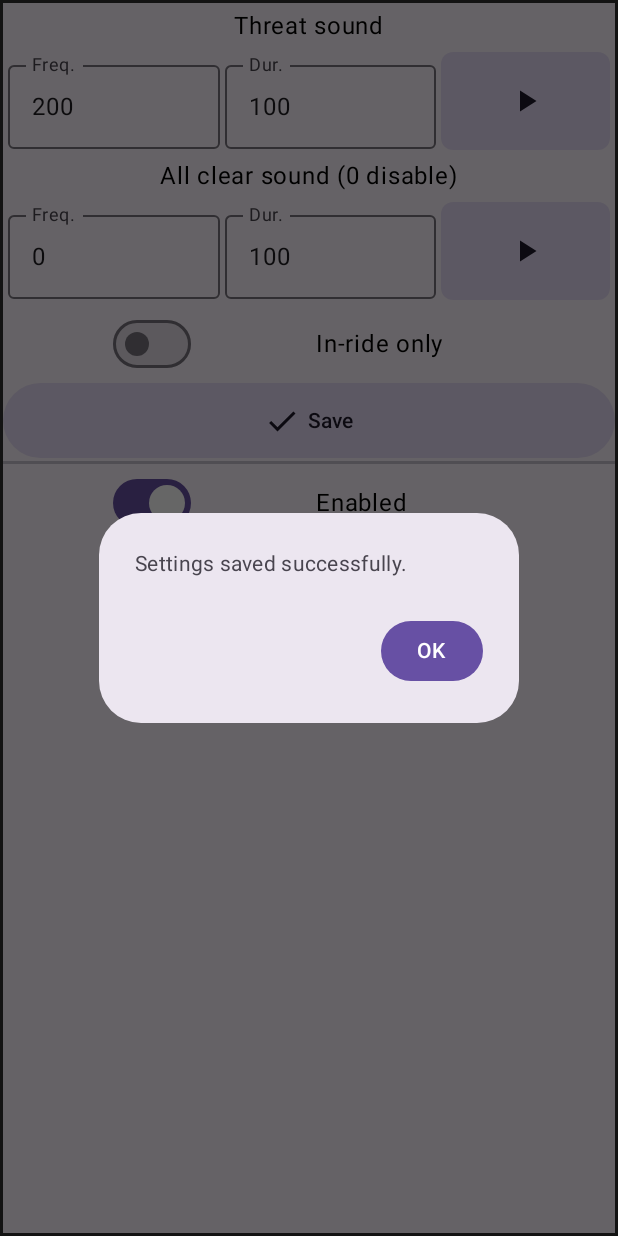
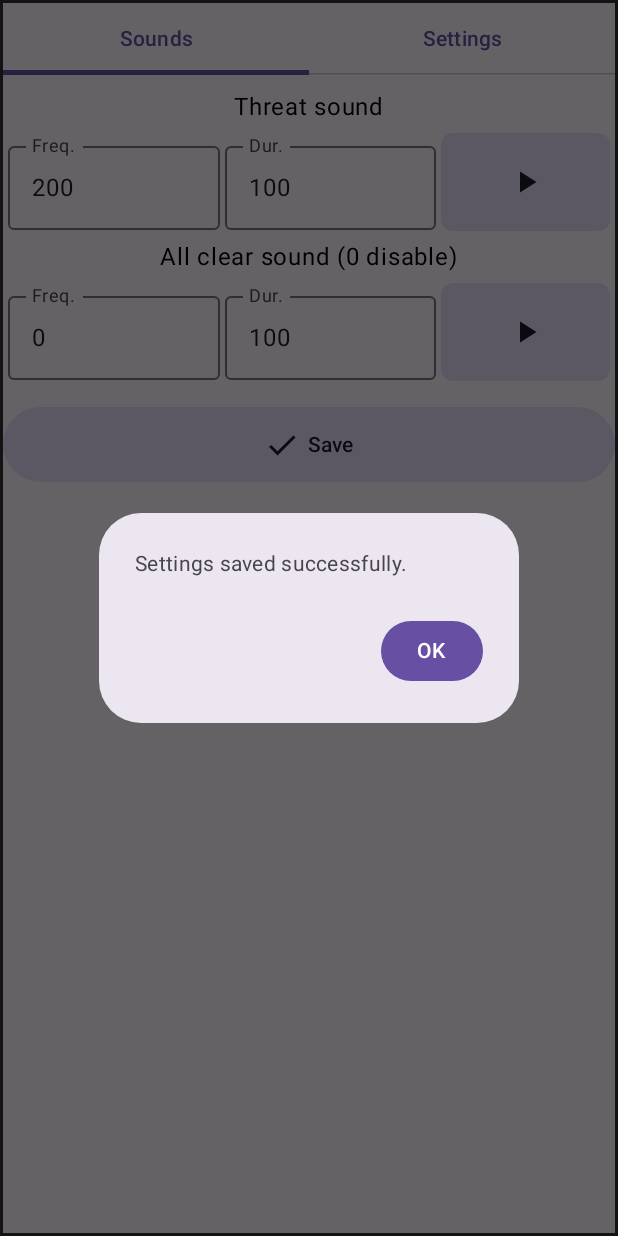
Before and after one commit to itxsvv/kxradar, an Android app built with Jetpack Compose: the screen it shows after launch (MainActivity), after a tap on "Save", on a phone screen of 412 x 824 dp. Run offline under Robolectric (Android 15) with nearby library versions, the phone set to English and light mode, and no system bars; libraries missing offline, so code that uses them is left out: io.hammerhead.karooext; 2 statements that could not run were skipped.

Commit message:
Fixed an issue where the display did not wake up when receiving an alert. Added the ability to make a double beep on the first red alert. New UI design

```diff
--- a/app/build.gradle.kts
+++ b/app/build.gradle.kts
@@ -15,8 +15,8 @@ android {
         applicationId = "org.itxsvv.kxradar"
         minSdk = 26
         targetSdk = 34
-        versionCode = 3
-        versionName = "1.0.3"
+        versionCode = 4
+        versionName = "1.0.4"
     }
 
     signingConfigs {
--- a/app/src/main/kotlin/org/itxsvv/kxradar/Extensions.kt
+++ b/app/src/main/kotlin/org/itxsvv/kxradar/Extensions.kt
@@ -35,6 +35,8 @@ data class RadarSettings(
     val passedBeep: Beep,
     val inRideOnly: Boolean = false,
     val enabled: Boolean = true,
+    val wakeUpScreen: Boolean = true,
+    val redThreadAlert: Boolean = false
 ) {
     companion object {
         val defaultSettings = Json.encodeToString(RadarSettings())
@@ -43,7 +45,7 @@ data class RadarSettings(
     constructor() : this(
         Beep(200, 100),
         Beep(0, 100),
-        false, true
+        false, true, true, false
     )
 }
 
@@ -89,9 +91,14 @@ fun KarooSystemService.streamRideState(): Flow<RideState> {
 }
 
 fun KarooSystemService.beep(freq: Int, duration: Int) {
-    dispatch(
-        PlayBeepPattern(
-            listOf(PlayBeepPattern.Tone(freq, duration))
-        )
-    )
+    beep(freq, duration, 1)
 }
+
+fun KarooSystemService.beep(freq: Int, duration: Int, count: Int) {
+    val beepList = mutableListOf(PlayBeepPattern.Tone(freq, duration))
+    repeat(count - 1) {
+        beepList.add(PlayBeepPattern.Tone(0, 50))
+        beepList.add(PlayBeepPattern.Tone(freq, duration))
+    }
+    dispatch(PlayBeepPattern(beepList))
+}
--- a/app/src/main/kotlin/org/itxsvv/kxradar/ThreatsMonitor.kt
+++ b/app/src/main/kotlin/org/itxsvv/kxradar/ThreatsMonitor.kt
@@ -4,8 +4,8 @@ import io.hammerhead.karooext.models.DataType
 
 /**
  * Main idea:
- * If secondary threats are approaching and the delay between it and the previous threat
- * is more than 2 seconds - make a new beep.
+ * If previously not detected  threat are approaching and the delay between it and
+ * the previous threat is more than 2 seconds - make a new beep.
  */
 class ThreatsMonitor {
     private var targets = mapOf(
--- /dev/null
+++ b/app/src/main/kotlin/org/itxsvv/kxradar/screens/BeepPanel.kt
@@ -0,0 +1,77 @@
+package org.itxsvv.kxradar.screens
+
+import androidx.compose.foundation.layout.Arrangement
+import androidx.compose.foundation.layout.Row
+import androidx.compose.foundation.layout.fillMaxWidth
+import androidx.compose.foundation.layout.height
+import androidx.compose.foundation.layout.padding
+import androidx.compose.foundation.shape.RoundedCornerShape
+import androidx.compose.foundation.text.KeyboardOptions
+import androidx.compose.material.icons.Icons
+import androidx.compose.material.icons.filled.PlayArrow
+import androidx.compose.material3.FilledTonalButton
+import androidx.compose.material3.Icon
+import androidx.compose.material3.OutlinedTextField
+import androidx.compose.material3.Text
+import androidx.compose.runtime.Composable
+import androidx.compose.ui.Alignment
+import androidx.compose.ui.Modifier
+import androidx.compose.ui.text.input.KeyboardType
+import androidx.compose.ui.unit.dp
+import io.hammerhead.karooext.KarooSystemService
+import kotlinx.coroutines.CoroutineScope
+import kotlinx.coroutines.launch
+import org.itxsvv.kxradar.Beep
+import org.itxsvv.kxradar.beep
+
+@Composable
+fun DrawBeepPanel(
+    karooSystem: KarooSystemService,
+    scope: CoroutineScope,
+    beep: Beep,
+    pattern: Regex,
+    onFreqChange: (Int) -> Unit,
+    onDurationChange: (Int) -> Unit,
+) {
+    Row(
+        modifier = Modifier
+            .fillMaxWidth()
+            .padding(3.dp),
+        verticalAlignment = Alignment.CenterVertically,
+        horizontalArrangement = Arrangement.spacedBy(3.dp)
+    ) {
+        OutlinedTextField(
+            value = beep.frequency.toString(),
+            keyboardOptions = KeyboardOptions(keyboardType = KeyboardType.Number),
+            onValueChange = { newFreq ->
+                if (!newFreq.isEmpty() && newFreq.matches(pattern)) {
+                    onFreqChange(newFreq.toInt())
+                }
+            },
+            modifier = Modifier.weight(1f),
+            singleLine = true,
+            label = { Text(text = "Freq.") }
+        )
+        OutlinedTextField(
+            value = beep.duration.toString(),
+            keyboardOptions = KeyboardOptions(keyboardType = KeyboardType.Number),
+            onValueChange = { newDuration ->
+                if (!newDuration.isEmpty() && newDuration.matches(pattern)) {
+                    onDurationChange((newDuration.toInt()))
+                }
+            },
+            modifier = Modifier.weight(1f),
+            singleLine = true,
+            label = { Text(text = "Dur.") }
+        )
+        FilledTonalButton(modifier = Modifier
+            .weight(0.8f)
+            .height(65.dp), shape = RoundedCornerShape(8.dp), onClick = {
+            scope.launch {
+                karooSystem.beep(beep.frequency, beep.duration)
+            }
+        }) {
+            Icon(Icons.Default.PlayArrow, contentDescription = "")
+        }
+    }
+}
--- a/app/src/main/kotlin/org/itxsvv/kxradar/screens/MainScreen.kt
+++ b/app/src/main/kotlin/org/itxsvv/kxradar/screens/MainScreen.kt
@@ -1,5 +1,6 @@
 package org.itxsvv.kxradar.screens
 
+import android.util.Log
 import androidx.compose.foundation.background
 import androidx.compose.foundation.clickable
 import androidx.compose.foundation.layout.Arrangement
@@ -25,6 +26,8 @@ import androidx.compose.material3.Icon
 import androidx.compose.material3.MaterialTheme
 import androidx.compose.material3.OutlinedTextField
 import androidx.compose.material3.Switch
+import androidx.compose.material3.Tab
+import androidx.compose.material3.TabRow
 import androidx.compose.material3.Text
 import androidx.compose.runtime.Composable
 import androidx.compose.runtime.LaunchedEffect
@@ -34,7 +37,6 @@ import androidx.compose.runtime.remember
 import androidx.compose.runtime.rememberCoroutineScope
 import androidx.compose.runtime.setValue
 import androidx.compose.ui.Alignment
-import androidx.compose.ui.ExperimentalComposeUiApi
 import androidx.compose.ui.Modifier
 import androidx.compose.ui.platform.LocalContext
 import androidx.compose.ui.platform.LocalFocusManager
@@ -44,6 +46,7 @@ import io.hammerhead.karooext.KarooSystemService
 import kotlinx.coroutines.CoroutineScope
 import kotlinx.coroutines.launch
 import org.itxsvv.kxradar.Beep
+import org.itxsvv.kxradar.KarooRadarExtension.Companion.TAG
 import org.itxsvv.kxradar.RadarSettings
 import org.itxsvv.kxradar.beep
 import org.itxsvv.kxradar.saveSettings
@@ -57,11 +60,15 @@ fun MainScreen() {
     val focusManager = LocalFocusManager.current
     val karooSystem = remember { KarooSystemService(ctx) }
     var savedDialogVisible by remember { mutableStateOf(false) }
+    var tabIndex by remember { mutableStateOf(0) }
+    val tabs = listOf("Sounds", "Settings")
 
     var uiThreatBeep by remember { mutableStateOf(Beep(200, 100)) }
     var uiPassedBeep by remember { mutableStateOf(Beep(0, 0)) }
-    var uiInRideOnlyEnabled by remember { mutableStateOf(true) }
+    var uiInRideOnlyEnabled by remember { mutableStateOf(false) }
     var uiBeepEnabled by remember { mutableStateOf(true) }
+    var uiWakeUpScreen by remember { mutableStateOf(true) }
+    var uiRedThreadAlert by remember { mutableStateOf(false) }
 
     fun saveUISettings() {
         scope.launch {
@@ -69,9 +76,134 @@ fun MainScreen() {
                 threatBeep = uiThreatBeep,
                 passedBeep = uiPassedBeep,
                 inRideOnly = uiInRideOnlyEnabled,
-                enabled = uiBeepEnabled
+                enabled = uiBeepEnabled,
+                wakeUpScreen = uiWakeUpScreen,
+                redThreadAlert = uiRedThreadAlert
             )
+            Log.i(TAG, "" + radarSettings)
             saveSettings(ctx, radarSettings)
+        }
+    }
+
+    @Composable
+    fun drawSettingsScreen() {
+        Row(
+            Modifier
+                .fillMaxWidth()
+                .height(5.dp)) {}
+        Row(verticalAlignment = Alignment.CenterVertically) {
+            Switch(
+                modifier = Modifier
+                    .weight(0.5f)
+                    .padding(5.dp),
+                checked = uiInRideOnlyEnabled,
+                onCheckedChange = {
+                    uiInRideOnlyEnabled = it
+                    scope.launch {
+                        saveUISettings()
+                    }
+                }
+            )
+            Spacer(modifier = Modifier.width(10.dp))
+            Text(modifier = Modifier.weight(1f), text = "In-ride only")
+        }
+        Row(verticalAlignment = Alignment.CenterVertically) {
+            Switch(
+                modifier = Modifier
+                    .weight(0.5f)
+                    .padding(5.dp),
+                checked = uiWakeUpScreen,
+                onCheckedChange = {
+                    uiWakeUpScreen = it
+                    scope.launch {
+                        saveUISettings()
+                    }
+                }
+            )
+            Spacer(modifier = Modifier.width(10.dp))
+            Text(modifier = Modifier.weight(1f), text = "Wake Up Screen")
+        }
+        Row(verticalAlignment = Alignment.CenterVertically) {
+            Switch(
+                modifier = Modifier
+                    .weight(0.5f)
+                    .padding(5.dp),
+                checked = uiRedThreadAlert,
+                onCheckedChange = {
+                    uiRedThreadAlert = it
+                    scope.launch {
+                        saveUISettings()
+                    }
+                }
+            )
+            Spacer(modifier = Modifier.width(10.dp))
+            Text(modifier = Modifier.weight(1f), text = "Two beep on first red")
+        }
+
+        HorizontalDivider(
+            thickness = 2.dp, modifier = Modifier
+                .padding(vertical = 10.dp)
+        )
+        Row(verticalAlignment = Alignment.CenterVertically) {
+            Switch(
+                modifier = Modifier.weight(0.5f),
+                checked = uiBeepEnabled,
+                onCheckedChange = {
+                    uiBeepEnabled = it
+                    scope.launch {
+                        saveUISettings()
+                    }
+                }
+            )
+            Spacer(modifier = Modifier.width(10.dp))
+            Text(modifier = Modifier.weight(1f), text = "Enabled")
+        }
+    }
+
+    @Composable
+    fun drawSoundScreen() {
+        Row(
+            Modifier
+                .fillMaxWidth()
+                .height(5.dp)) {}
+        Text("Threat sound")
+        DrawBeepPanel(karooSystem, scope, uiThreatBeep, pattern,
+            onDurationChange = { newDur ->
+                uiThreatBeep = uiThreatBeep.copy(duration = newDur)
+            },
+            onFreqChange = { newFreq ->
+                uiThreatBeep = uiThreatBeep.copy(frequency = newFreq)
+            })
+        Text("All clear sound (0 disable)")
+        DrawBeepPanel(karooSystem, scope, uiPassedBeep, pattern,
+            onDurationChange = { newDur ->
+                uiPassedBeep = uiPassedBeep.copy(duration = newDur)
+            },
+            onFreqChange = { newFreq ->
+                uiPassedBeep = uiPassedBeep.copy(frequency = newFreq)
+            })
+        Spacer(modifier = Modifier.size(10.dp))
+        FilledTonalButton(modifier = Modifier
+            .fillMaxWidth()
+            .height(50.dp), onClick = {
+            scope.launch {
+                saveUISettings()
+                savedDialogVisible = true
+            }
+        }) {
+            Icon(Icons.Default.Done, contentDescription = "")
+            Spacer(modifier = Modifier.width(5.dp))
+            Text("Save")
+        }
+        if (savedDialogVisible) {
+            AlertDialog(onDismissRequest = { savedDialogVisible = false },
+                confirmButton = {
+                    Button(onClick = {
+                        savedDialogVisible = false
+                    }) { Text("OK") }
+                },
+                text = { Text("Settings saved successfully.") }
+            )
         }
     }
 
@@ -81,6 +213,8 @@ fun MainScreen() {
             uiPassedBeep = settings.passedBeep
             uiInRideOnlyEnabled = settings.inRideOnly
             uiBeepEnabled = settings.enabled
+            uiWakeUpScreen = settings.wakeUpScreen
+            uiRedThreadAlert = settings.redThreadAlert
         }
     }
 
@@ -98,123 +232,21 @@ fun MainScreen() {
         verticalArrangement = Arrangement.spacedBy(2.dp),
         horizontalAlignment = Alignment.CenterHorizontally
     ) {
-        Spacer(modifier = Modifier.size(1.dp))
-        Text("Threat sound")
-        DrawBeepPanel(karooSystem, scope, uiThreatBeep, pattern,
-            onDurationChange = { newDur ->
-                uiThreatBeep = uiThreatBeep.copy(duration = newDur)
-            },
-            onFreqChange = { newFreq ->
-                uiThreatBeep = uiThreatBeep.copy(frequency = newFreq)
-            })
-        Text("All clear sound (0 disable)")
-        DrawBeepPanel(karooSystem, scope, uiPassedBeep, pattern,
-            onDurationChange = { newDur ->
-                uiPassedBeep = uiPassedBeep.copy(duration = newDur)
-            },
-            onFreqChange = { newFreq ->
-                uiPassedBeep = uiPassedBeep.copy(frequency = newFreq)
-            })
-        Row(verticalAlignment = Alignment.CenterVertically) {
-            Switch(
-                modifier = Modifier.weight(1f),
-                checked = uiInRideOnlyEnabled,
-                onCheckedChange = {
-                    uiInRideOnlyEnabled = it
-                }
-            )
-            Spacer(modifier = Modifier.width(10.dp))
-            Text(modifier = Modifier.weight(1f), text = "In-ride only")
+        TabRow(selectedTabIndex = tabIndex) {
+            tabs.forEachIndexed { index, title ->
+                Tab(text = { Text(title) },
+                    selected = tabIndex == index,
+                    onClick = { tabIndex = index }
+                )
+            }
         }
-        FilledTonalButton(modifier = Modifier
-            .fillMaxWidth()
-            .height(50.dp), onClick = {
-            scope.launch {
-                saveUISettings()
-                savedDialogVisible = true
+        when (tabIndex) {
+            0 -> {
+                drawSoundScreen()
             }
-        }) {
-            Icon(Icons.Default.Done, contentDescription = "")
-            Spacer(modifier = Modifier.width(5.dp))
-            Text("Save")
-        }
-        HorizontalDivider(thickness = 2.dp)
-        Row(verticalAlignment = Alignment.CenterVertically) {
-            Switch(
-                modifier = Modifier.weight(1f),
-                checked = uiBeepEnabled,
-                onCheckedChange = {
-                    uiBeepEnabled = it
-                    scope.launch {
-                        saveUISettings()
-                    }
-                }
-            )
-            Spacer(modifier = Modifier.width(10.dp))
-            Text(modifier = Modifier.weight(1f), text = "Enabled")
-        }
-
-        if (savedDialogVisible) {
-            AlertDialog(onDismissRequest = { savedDialogVisible = false },
-                confirmButton = {
-                    Button(onClick = {
-                        savedDialogVisible = false
-                    }) { Text("OK") }
-                },
-                text = { Text("Settings saved successfully.") }
-            )
+            1 -> {
+                drawSettingsScreen()
+            }
         }
     }
 }
-
-@Composable
-fun DrawBeepPanel(
-    karooSystem: KarooSystemService,
-    scope: CoroutineScope,
-    beep: Beep,
-    pattern: Regex,
-    onFreqChange: (Int) -> Unit,
-    onDurationChange: (Int) -> Unit,
-) {
-    Row(
-        modifier = Modifier
-            .fillMaxWidth()
-            .padding(3.dp),
-        verticalAlignment = Alignment.CenterVertically,
-        horizontalArrangement = Arrangement.spacedBy(3.dp)
-    ) {
-        OutlinedTextField(
-            value = beep.frequency.toString(),
-            keyboardOptions = KeyboardOptions(keyboardType = KeyboardType.Number),
-            onValueChange = { newFreq ->
-                if (!newFreq.isEmpty() && newFreq.matches(pattern)) {
-                    onFreqChange(newFreq.replace("\n", "").toInt())
-                }
-            },
-            modifier = Modifier.weight(1f),
-            singleLine = true,
-            label = { Text(text = "Freq.") }
-        )
-        OutlinedTextField(
-            value = beep.duration.toString(),
-            keyboardOptions = KeyboardOptions(keyboardType = KeyboardType.Number),
-            onValueChange = { newDuration ->
-                if (!newDuration.isEmpty() && newDuration.matches(pattern)) {
-                    onDurationChange((newDuration.replace("\n", "")).toInt())
-                }
-            },
-            modifier = Modifier.weight(1f),
-            singleLine = true,
-            label = { Text(text = "Dur.") }
-        )
-        FilledTonalButton(modifier = Modifier
-            .weight(0.8f)
-            .height(65.dp), shape = RoundedCornerShape(8.dp), onClick = {
-            scope.launch {
-                karooSystem.beep(beep.frequency, beep.duration)
-            }
-        }) {
-            Icon(Icons.Default.PlayArrow, contentDescription = "")
-        }
-    }
-}
```
Also changed, not shown: app/src/main/kotlin/org/itxsvv/kxradar/KarooRadarExtension.kt (+7 -2 lines), app/src/main/res/drawable/ic_launcher.xml (added, +10 -0 lines), app/src/main/ic_launcher-playstore.png, app/src/main/res/drawable/ic_launcher.png (deleted), 6 other files.
